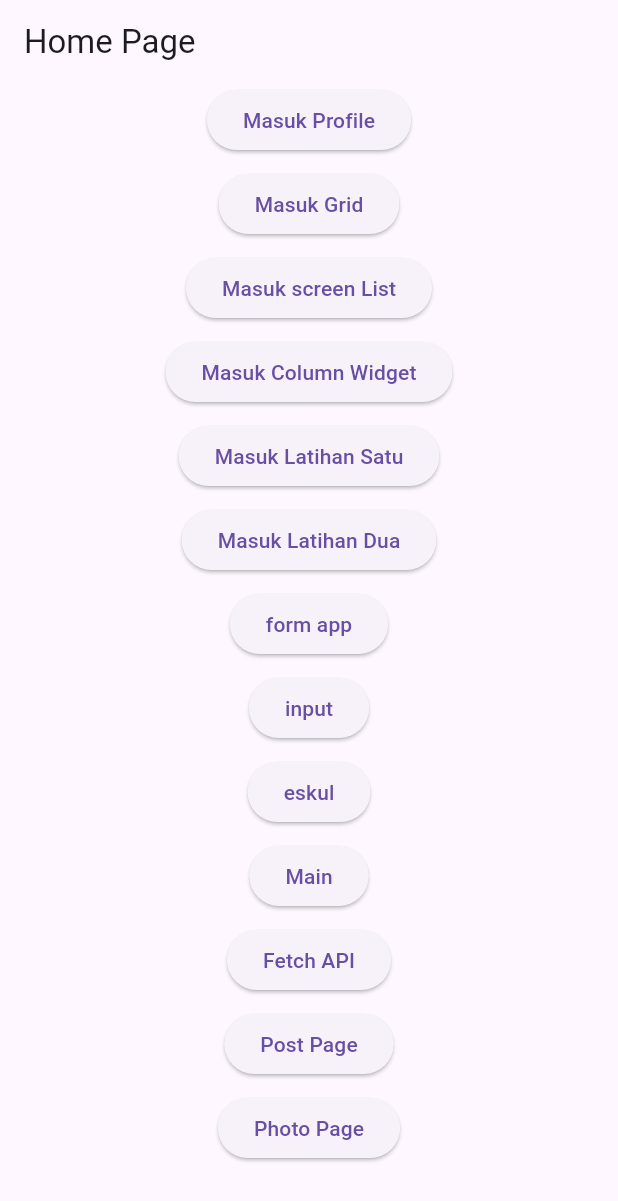
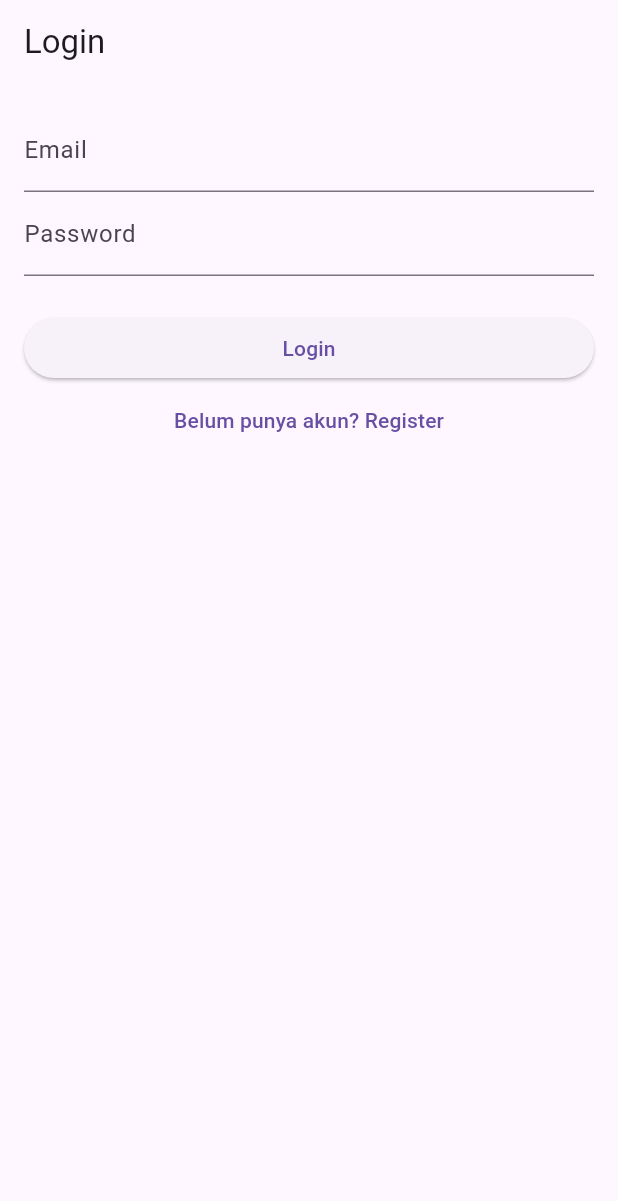
Before and after one commit to galang263/flutterdua, a Flutter app: the screen it shows after launch, on a phone screen of 412 x 824 dp. Shown: the top 1201 px of the screen. Run offline on Flutter 3.47's test engine with Material 3 defaults, Android fonts, the phone set to English and light mode, and no system bars; our stand-ins replace qr_flutter, shared_preferences.

Commit message:
login n register

```diff
--- a/lib/AssalaamFood/main.dart
+++ b/lib/AssalaamFood/main.dart
@@ -1,5 +1,6 @@
 import 'package:flutter/material.dart';
 import 'package:flutter_galang_12rpl1/AssalaamFood/detail_screen.dart';
+
 
 void main() {
   runApp(const AssalaamFoodApp());
--- /dev/null
+++ b/lib/constant/api_constant.dart
@@ -0,0 +1,14 @@
+class ApiConstants {
+  static const String baseUrl = 'https://jsonplaceholder.typicode.com';
+  static const String postsEndpoint = '/posts';
+  static const String commentsEndpoint = '/comments';
+}
+
+class ApiConstant {
+  static const String baseUrl = 'http://10.10.11.6:8000/api';
+
+  static const String register = '$baseUrl/register';
+  static const String login = '$baseUrl/login';
+  static const String logout = '$baseUrl/logout';
+  static const String user = '$baseUrl/user';
+}
--- a/lib/constants/api_constants.dart
+++ /dev/null
@@ -1,5 +0,0 @@
-class ApiConstants{
-  static const String baseUrl = 'https://jsonplaceholder.typicode.com';
-  static const String postsEndpoint = '/posts';
-  static const String imagesEndpoint = '/photos';
-}
--- a/lib/main.dart
+++ b/lib/main.dart
@@ -19,45 +19,67 @@ import 'package:flutter_galang_12rpl1/sized_expand_stack/Layout2.dart';
 import 'package:flutter_galang_12rpl1/sized_expand_stack/Layout4.dart';
 import 'package:flutter_galang_12rpl1/sized_expand_stack/SizedBoxWidget.dart';
 import 'package:flutter_galang_12rpl1/sized_expand_stack/StackWidget.dart';
+import 'pages/home_page.dart';
+import 'pages/login_page.dart';
+import 'services/auth_service.dart';
 
-void main() {
-  runApp(const MyApp());
+// void main() {
+//   runApp(const MyApp());
+// }
+
+// class MyApp extends StatelessWidget {
+//   const MyApp({super.key});
+
+//   @override
+//   Widget build(BuildContext context) {
+//     return MaterialApp(
+//       debugShowCheckedModeBanner: false,
+//       initialRoute: '/',
+//       routes: AppRoutes.routes,
+//       // home: Scaffold(
+//       //   appBar: AppBar(
+//       //     backgroundColor: Colors.blue,
+//       //     centerTitle: true,
+//       //   ),
+//       //   body: NavigatorWidget(),
+//       // ), //Scaffold
+//     ); //MaterialApp
+//   }
+// }
+
+// class HelloWidget extends StatelessWidget {
+//   const HelloWidget({
+//     super.key,
+//   });
+
+//   @override
+//   Widget build(BuildContext context) {
+//     return Center(
+//      child: Text("Hello, Flutter!", style: TextStyle(
+//        fontSize: 24,
+//        fontWeight: FontWeight.bold,
+//        color: const Color.fromARGB(255, 2, 244, 196),
+//        backgroundColor: Colors.white,
+//      )),
+//     );
+//   }
+// }
+
+void main() async {
+  WidgetsFlutterBinding.ensureInitialized();
+  final token = await AuthService().getToken();
+  runApp(MyApp(isLoggedIn: token != null));
 }
 
 class MyApp extends StatelessWidget {
-  const MyApp({super.key});
+  final bool isLoggedIn;
+  const MyApp({super.key, required this.isLoggedIn});
 
   @override
   Widget build(BuildContext context) {
     return MaterialApp(
       debugShowCheckedModeBanner: false,
-      initialRoute: '/',
-      routes: AppRoutes.routes,
-      // home: Scaffold(
-      //   appBar: AppBar(
-      //     backgroundColor: Colors.blue,
-      //     centerTitle: true,
-      //   ),
-      //   body: NavigatorWidget(),
-      // ), //Scaffold
-    ); //MaterialApp
-  }
-}
-
-class HelloWidget extends StatelessWidget {
-  const HelloWidget({
-    super.key,
-  });
-
-  @override
-  Widget build(BuildContext context) {
-    return Center(
-     child: Text("Hello, Flutter!", style: TextStyle(
-       fontSize: 24,
-       fontWeight: FontWeight.bold,
-       color: const Color.fromARGB(255, 2, 244, 196),
-       backgroundColor: Colors.white,
-     )),
+      home: isLoggedIn ? const HomePage() : const LoginPage(),
     );
   }
 }
--- /dev/null
+++ b/lib/models/user_model.dart
@@ -0,0 +1,15 @@
+class UserModel {
+  final int id;
+  final String name;
+  final String email;
+
+  UserModel({required this.id, required this.name, required this.email});
+
+  factory UserModel.fromJson(Map<String, dynamic> json) {
+    return UserModel(
+      id: json['id'],
+      name: json['name'],
+      email: json['email'],
+    );
+  }
+}
--- /dev/null
+++ b/lib/pages/login_page.dart
@@ -0,0 +1,100 @@
+import 'package:flutter/material.dart';
+import '../services/api_exception.dart';
+import '../services/auth_service.dart';
+import 'home_page.dart';
+import 'register_page.dart';
+
+class LoginPage extends StatefulWidget {
+  const LoginPage({super.key});
+
+  @override
+  State<LoginPage> createState() => _LoginPageState();
+}
+
+class _LoginPageState extends State<LoginPage> {
+  final _emailC = TextEditingController();
+  final _passC = TextEditingController();
+  final _auth = AuthService();
+  bool _loading = false;
+
+  void _showMessage(String message) {
+    ScaffoldMessenger.of(context).showSnackBar(
+      SnackBar(content: Text(message)),
+    );
+  }
+
+  Future<void> _login() async {
+    if (_emailC.text.trim().isEmpty || _passC.text.isEmpty) {
+      _showMessage('Email dan password wajib diisi');
+      return;
+    }
+
+    setState(() => _loading = true);
+    try {
+      await _auth.login(email: _emailC.text.trim(), password: _passC.text);
+      if (!mounted) return;
+      Navigator.pushReplacement(
+        context,
+        MaterialPageRoute(builder: (_) => const HomePage()),
+      );
+    } on ApiException catch (e) {
+      if (mounted) _showMessage(e.message);
+    } catch (_) {
+      if (mounted) _showMessage('Terjadi kesalahan tak terduga');
+    } finally {
+      if (mounted) setState(() => _loading = false);
+    }
+  }
+
+  @override
+  void dispose() {
+    _emailC.dispose();
+    _passC.dispose();
+    super.dispose();
+  }
+
+  @override
+  Widget build(BuildContext context) {
+    return Scaffold(
+      appBar: AppBar(title: const Text('Login')),
+      body: Padding(
+        padding: const EdgeInsets.all(16),
+        child: Column(
+          children: [
+            TextField(
+              controller: _emailC,
+              keyboardType: TextInputType.emailAddress,
+              decoration: const InputDecoration(labelText: 'Email'),
+            ),
+            TextField(
+              controller: _passC,
+              obscureText: true,
+              decoration: const InputDecoration(labelText: 'Password'),
+            ),
+            const SizedBox(height: 24),
+            SizedBox(
+              width: double.infinity,
+              child: ElevatedButton(
+                onPressed: _loading ? null : _login,
+                child: _loading
+                    ? const SizedBox(
+                        height: 20,
+                        width: 20,
+                        child: CircularProgressIndicator(strokeWidth: 2),
+                      )
+                    : const Text('Login'),
+              ),
+            ),
+            TextButton(
+              onPressed: () => Navigator.push(
+                context,
+                MaterialPageRoute(builder: (_) => const RegisterPage()),
+              ),
+              child: const Text('Belum punya akun? Register'),
+            ),
+          ],
+        ),
+      ),
+    );
+  }
+}
--- /dev/null
+++ b/lib/services/api_exception.dart
@@ -0,0 +1,9 @@
+class ApiException implements Exception {
+  final String message;
+  final int? statusCode;
+
+  ApiException(this.message, [this.statusCode]);
+
+  @override
+  String toString() => message;
+}
--- a/lib/services/api_service.dart
+++ b/lib/services/api_service.dart
@@ -3,7 +3,7 @@ import 'dart:convert';
 
 import 'package:http/http.dart' as http;
 
-import '../constants/api_constants.dart';
+import '../constant/api_constant.dart';
 import '../models/post.dart';
 import '../models/photo.dart';
 
@@ -32,7 +32,7 @@ class ApiService {
 
   Future<List<Photo>> fetchPhotos() async {
     final url = Uri.parse(
-      '${ApiConstants.baseUrl}${ApiConstants.imagesEndpoint}',
+      '${ApiConstants.baseUrl}${ApiConstants.commentsEndpoint}',
     );
 
     try {
--- a/pubspec.yaml
+++ b/pubspec.yaml
@@ -37,6 +37,7 @@ dependencies:
   intl: ^0.20.3
   qr_flutter: ^4.1.0
   http: ^1.6.0
+  shared_preferences: ^2.5.6
 
 dev_dependencies:
   flutter_test:
```
Also changed, not shown: lib/pages/home_page.dart (added, +78 -0 lines), lib/pages/register_page.dart (added, +103 -0 lines), lib/services/auth_service.dart (added, +154 -0 lines), pubspec.lock, 3 other files.
